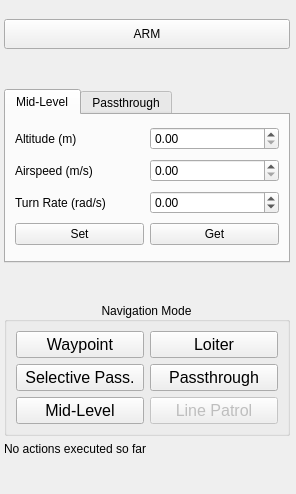
Old version of the form src/ui/SlugsControl.ui in the repository dagoodma/qgroundcontrol.
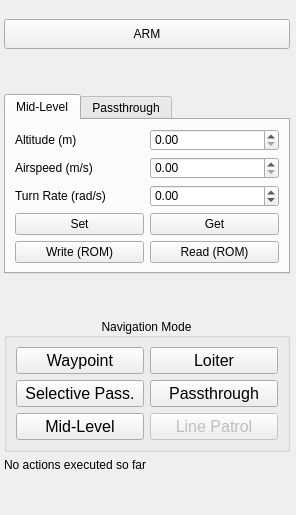
New version of the form.

Commit message: Added mid-level write/read from EEPROM.

What changed in the file:
```diff
--- a/src/ui/SlugsControl.ui
+++ b/src/ui/SlugsControl.ui
@@ -7,7 +7,7 @@
     <x>0</x>
     <y>0</y>
     <width>296</width>
-    <height>494</height>
+    <height>515</height>
    </rect>
   </property>
   <property name="sizePolicy">
@@ -388,6 +388,36 @@
          </item>
         </layout>
        </item>
+       <item row="5" column="0">
+        <layout class="QHBoxLayout" name="horizontalLayout_5">
+         <item>
+          <widget class="QPushButton" name="writeMidLevelButton">
+           <property name="toolTip">
+            <string>Copy current mid-level commands from non-permanent memory of the aircraft to permanent memory. Set your mid-level commands first before writing.</string>
+           </property>
+           <property name="statusTip">
+            <string>Copy current mid-level commands from non-permanent memory of the aircraft to permanent memory. Set your mid-level commands first before writing.</string>
+           </property>
+           <property name="text">
+            <string>Write (ROM)</string>
+           </property>
+          </widget>
+         </item>
+         <item>
+          <widget class="QPushButton" name="readMidLevelButton">
+           <property name="toolTip">
+            <string>Copy mid-level commands from permanent memory to non-permanent memory of aircraft. DOES NOT update the mid-level commands in this view, click Get after reading them to get them.</string>
+           </property>
+           <property name="statusTip">
+            <string>Copy mid-level commands from permanent memory to non-permanent memory of aircraft. DOES NOT update the mid-level commands in this view, click Get after reading them to get them.</string>
+           </property>
+           <property name="text">
+            <string>Read (ROM)</string>
+           </property>
+          </widget>
+         </item>
+        </layout>
+       </item>
       </layout>
      </widget>
      <widget class="QWidget" name="tab_2">
```
The commit also changes 26 other files.
